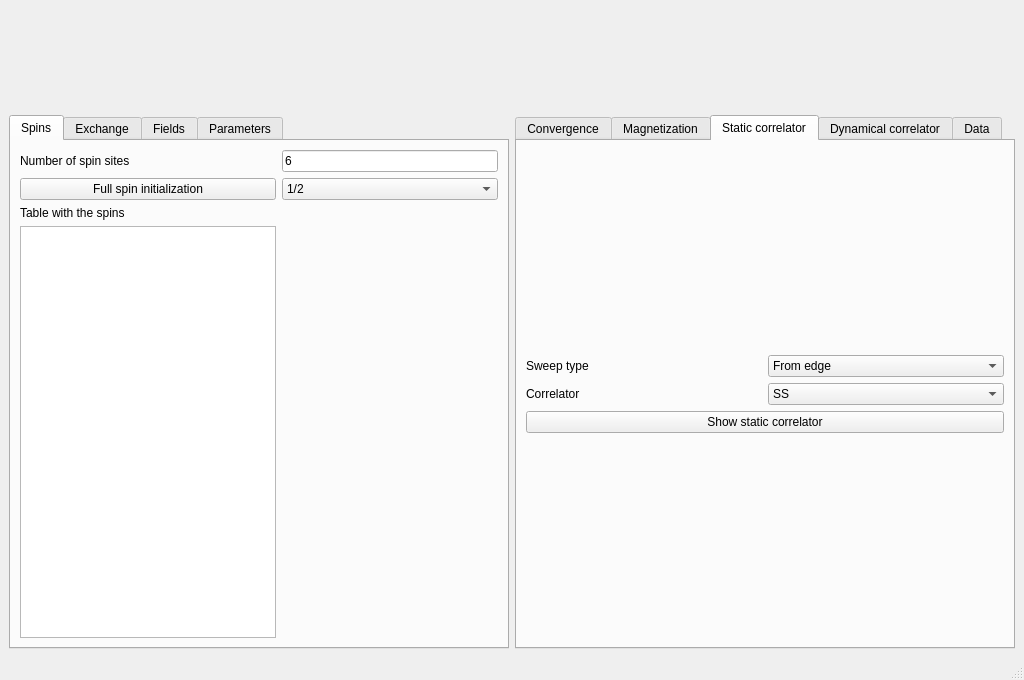
joselado/spinflare, file interface/interface.ui: the form before one commit.
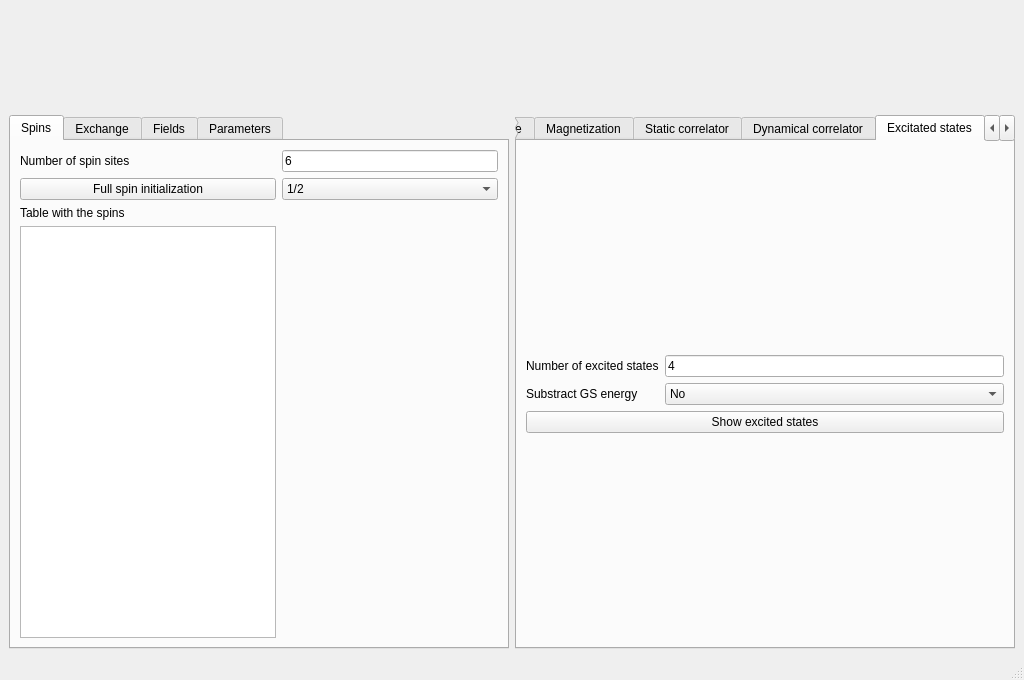
The form after the commit. The open tabs and pages were chosen to show the change.

```diff
--- a/interface/interface.ui
+++ b/interface/interface.ui
@@ -884,6 +884,68 @@
         </item>
        </layout>
       </widget>
+      <widget class="QWidget" name="tab_17">
+       <attribute name="title">
+        <string>Excitated states</string>
+       </attribute>
+       <layout class="QGridLayout" name="gridLayout_33">
+        <item row="0" column="0">
+         <layout class="QGridLayout" name="gridLayout_32">
+          <item row="0" column="1">
+           <widget class="QLineEdit" name="num_excited">
+            <property name="toolTip">
+             <string>Number of excited states to compute</string>
+            </property>
+            <property name="text">
+             <string>4</string>
+            </property>
+           </widget>
+          </item>
+          <item row="0" column="0">
+           <widget class="QLabel" name="label_35">
+            <property name="text">
+             <string>Number of excited states</string>
+            </property>
+           </widget>
+          </item>
+          <item row="2" column="0" colspan="2">
+           <widget class="QPushButton" name="get_excited_states">
+            <property name="toolTip">
+             <string>Compute and show the excited states</string>
+            </property>
+            <property name="text">
+             <string>Show excited states</string>
+            </property>
+           </widget>
+          </item>
+          <item row="1" column="1">
+           <widget class="QComboBox" name="substract_gs_excited">
+            <property name="toolTip">
+             <string>Choose whether if the ground state energy should be substracted from the energies of the excited states</string>
+            </property>
+            <item>
+             <property name="text">
+              <string>No</string>
+             </property>
+            </item>
+            <item>
+             <property name="text">
+              <string>Yes</string>
+             </property>
+            </item>
+           </widget>
+          </item>
+          <item row="1" column="0">
+           <widget class="QLabel" name="label_36">
+            <property name="text">
+             <string>Substract GS energy</string>
+            </property>
+           </widget>
+          </item>
+         </layout>
+        </item>
+       </layout>
+      </widget>
       <widget class="QWidget" name="tab_15">
        <attribute name="title">
         <string>Data</string>
```
